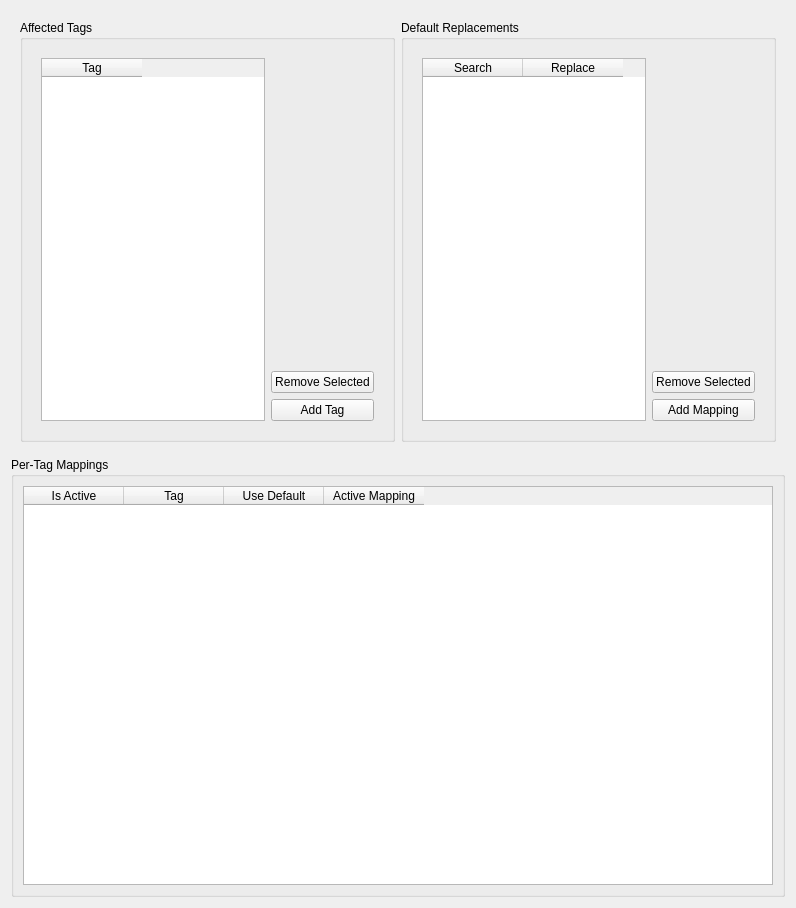
First picture: the form in replace_unwanted_characters/replace_unwanted_characters_config.ui, repository nrth3rnlb/picard-plugin-replace_unwanted_characters, before the edit.
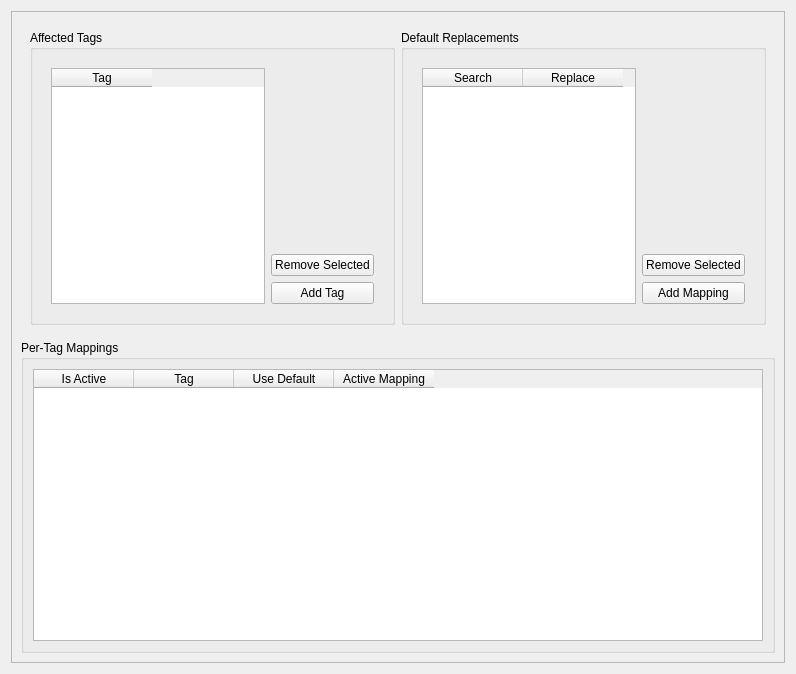
Second picture: the form after the edit.

Commit message: fix: Adjust UI layout for Replace Unwanted Characters plugin with scroll area integration

The edit to the form file:
```diff
--- a/replace_unwanted_characters/replace_unwanted_characters_config.ui
+++ b/replace_unwanted_characters/replace_unwanted_characters_config.ui
@@ -7,7 +7,7 @@
     <x>0</x>
     <y>0</y>
     <width>796</width>
-    <height>908</height>
+    <height>674</height>
    </rect>
   </property>
   <property name="windowTitle">
@@ -15,6 +15,21 @@
   </property>
   <layout class="QVBoxLayout" name="verticalLayout">
    <item>
+    <widget class="QScrollArea" name="scrollArea">
+     <property name="widgetResizable">
+      <bool>true</bool>
+     </property>
+     <widget class="QWidget" name="scrollAreaWidgetContents">
+      <property name="geometry">
+       <rect>
+        <x>0</x>
+        <y>0</y>
+        <width>776</width>
+        <height>654</height>
+       </rect>
+      </property>
+      <layout class="QVBoxLayout" name="verticalLayout_4">
+       <item>
     <widget class="QWidget" name="widget_3" native="true">
      <layout class="QHBoxLayout" name="horizontalLayout_3">
       <item>
@@ -214,6 +229,10 @@
        </widget>
       </item>
      </layout>
+        </widget>
+       </item>
+      </layout>
+     </widget>
     </widget>
    </item>
   </layout>
```
Lines whose indentation alone changed are shown as unchanged.
